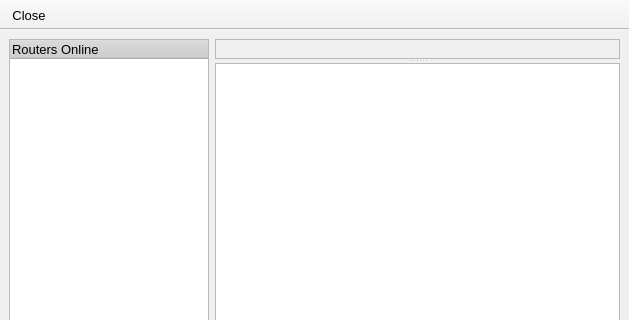
This is src/gui/network/netviewer.ui in a-ilin/vidalia as Qt 5 draws it before an edit; both pictures show x 0 to 629 and y 0 to 320 of the 629 by 622 pixel window. The edited form follows.
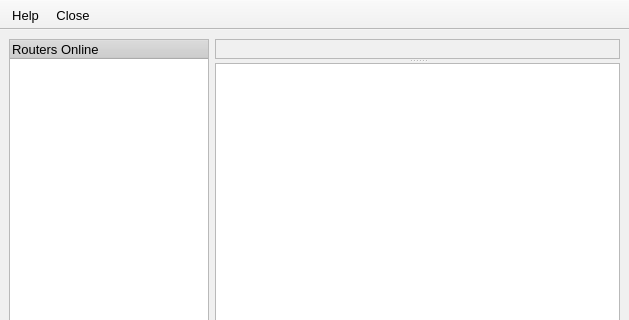
This is the edited form. Icons and pictures are not drawn.

Commit message:
Add a Help button the network view dialog.
svn:r730

Patch:
```diff
--- a/src/gui/network/netviewer.ui
+++ b/src/gui/network/netviewer.ui
@@ -445,8 +445,28 @@
    <attribute name="toolBarArea" >
     <number>4</number>
    </attribute>
+   <addaction name="actionHelp" />
    <addaction name="actionClose" />
   </widget>
+  <action name="actionHelp" >
+   <property name="icon" >
+    <iconset resource="../res/vidalia_common.qrc" >:/images/16x16/help-browser.png</iconset>
+   </property>
+   <property name="text" >
+    <string>Help</string>
+   </property>
+   <property name="font" >
+    <font>
+     <family>Arial</family>
+     <pointsize>10</pointsize>
+     <weight>50</weight>
+     <italic>false</italic>
+     <bold>false</bold>
+     <underline>false</underline>
+     <strikeout>false</strikeout>
+    </font>
+   </property>
+  </action>
   <action name="actionClose" >
    <property name="icon" >
     <iconset resource="../res/vidalia_common.qrc" >:/images/16x16/emblem-unreadable.png</iconset>
```
The commit also changes 2 other files.
